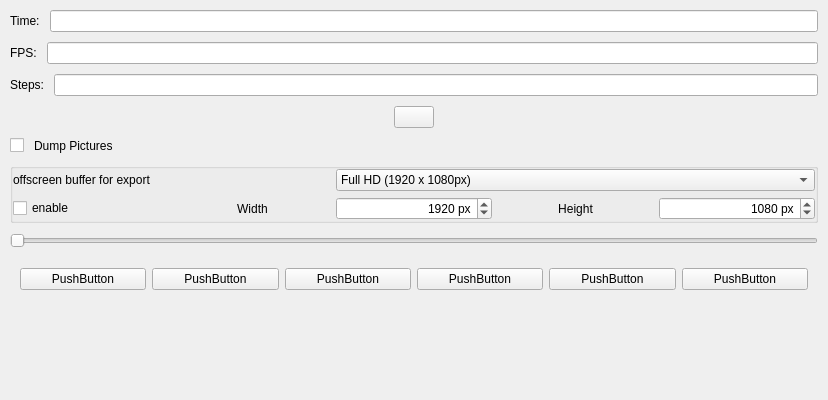
Old version of the form src/gui/Animate.ui in the repository openscad/openscad.
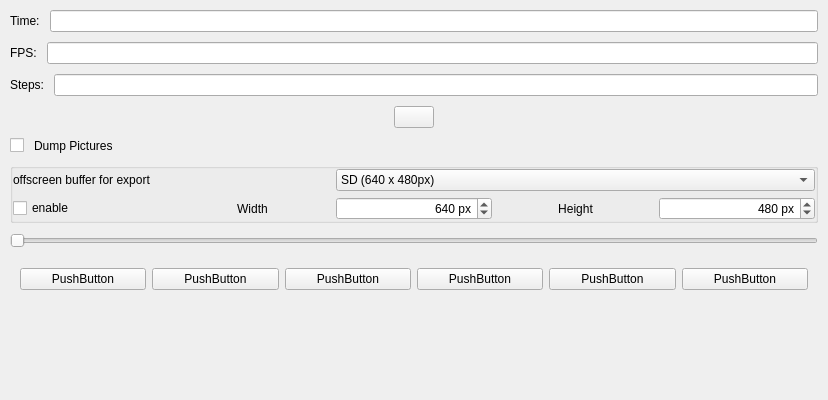
New version of the form. Icons and pictures are not drawn.

Patch:
```diff
--- a/src/gui/Animate.ui
+++ b/src/gui/Animate.ui
@@ -245,7 +245,7 @@
          <number>8</number>
         </property>
         <property name="value">
-         <number>1080</number>
+         <number>480</number>
         </property>
        </widget>
       </item>
@@ -274,15 +274,20 @@
          <number>8</number>
         </property>
         <property name="value">
-         <number>1920</number>
+         <number>640</number>
         </property>
        </widget>
       </item>
       <item row="0" column="2" colspan="3">
        <widget class="QComboBox" name="comboBoxResolution">
         <property name="currentIndex">
-         <number>2</number>
+         <number>1</number>
         </property>
+        <item>
+         <property name="text">
+          <string notr="true">(custom)</string>
+         </property>
+        </item>
         <item>
          <property name="text">
           <string notr="true">SD (640 x 480px)</string>
```
